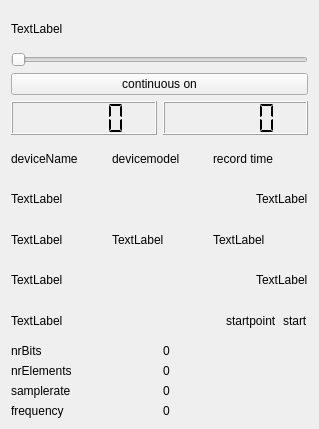
Old version of the form sources/devices/filereaders/xml-filereader/xmlfiles.ui in the repository JvanKatwijk/qt-dab.
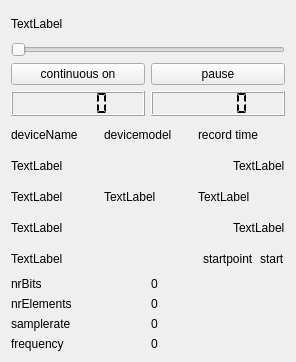
New version of the form.

Diff of the .ui file:
```diff
--- a/sources/devices/filereaders/xml-filereader/xmlfiles.ui
+++ b/sources/devices/filereaders/xml-filereader/xmlfiles.ui
@@ -6,8 +6,8 @@
    <rect>
     <x>0</x>
     <y>0</y>
-    <width>319</width>
-    <height>429</height>
+    <width>296</width>
+    <height>362</height>
    </rect>
   </property>
   <property name="windowTitle">
@@ -35,11 +35,22 @@
     </widget>
    </item>
    <item>
+    <layout class="QHBoxLayout" name="horizontalLayout_7">
+     <item>
     <widget class="QPushButton" name="continuousButton">
      <property name="text">
       <string>continuous on</string>
      </property>
     </widget>
+     </item>
+     <item>
+      <widget class="QPushButton" name="pauseButton">
+       <property name="text">
+        <string>pause</string>
+       </property>
+      </widget>
+     </item>
+    </layout>
    </item>
    <item>
     <layout class="QHBoxLayout" name="horizontalLayout">
```
Lines whose indentation alone changed are shown as unchanged.
